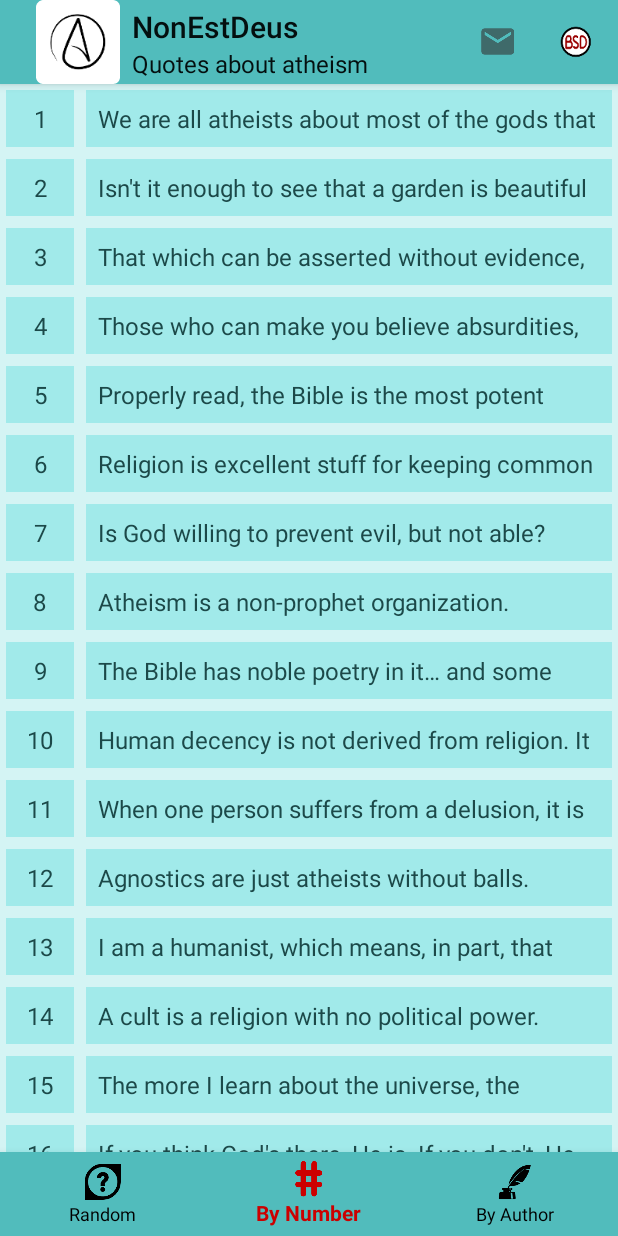
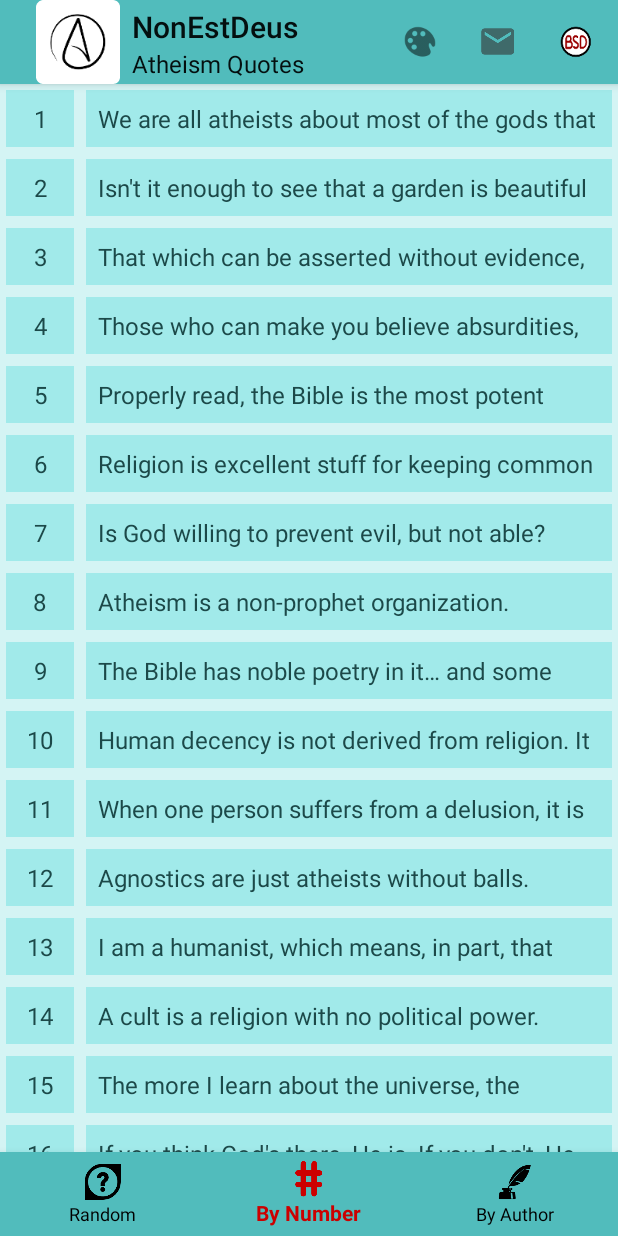
Before and after one commit to PatrickLeonard/NonEstDeus, an Android app: the screen it shows after launch (MainActivity), item 2 of the bottom bar chosen, on a phone screen of 412 x 824 dp. Run offline under Robolectric (Android 15) with nearby library versions, the phone set to English and light mode, and no system bars.

Commit message:
Added color palette swap to menu (including icon), fixed palette spelling (finally)

```diff
--- a/app/src/main/AndroidManifest.xml
+++ b/app/src/main/AndroidManifest.xml
@@ -11,7 +11,8 @@
         android:theme="@style/AppTheme">
         <activity
             android:name=".MainActivity"
-            android:label="@string/app_name">
+            android:label="@string/app_name"
+            android:configChanges="orientation|screenSize">
             <intent-filter>
                 <action android:name="android.intent.action.MAIN" />
                 <category android:name="android.intent.category.LAUNCHER" />
--- a/app/src/main/java/com/nonestdeus/patrickaleonard/nonestdeus/MainActivity.java
+++ b/app/src/main/java/com/nonestdeus/patrickaleonard/nonestdeus/MainActivity.java
@@ -15,7 +15,7 @@ import android.widget.Toast;
 import com.nonestdeus.patrickaleonard.nonestdeus.fragments.LicenseFragment;
 import com.nonestdeus.patrickaleonard.nonestdeus.fragments.QuoteFragment;
 import com.nonestdeus.patrickaleonard.nonestdeus.fragments.QuoteListFragment;
-import com.nonestdeus.patrickaleonard.nonestdeus.palletWheel.PalletWheel;
+import com.nonestdeus.patrickaleonard.nonestdeus.palletWheel.PaletteWheel;
 import com.nonestdeus.patrickaleonard.nonestdeus.quotes.Quote;
 import com.nonestdeus.patrickaleonard.nonestdeus.quotes.QuoteBook;
 
@@ -70,7 +70,7 @@ public class MainActivity extends AppCompatActivity implements QuoteListFragment
     protected void onCreate(Bundle savedInstanceState) {
         super.onCreate(savedInstanceState);
         setContentView(R.layout.activity_main);
-        PalletWheel.setPallet(this.getBaseContext());
+        PaletteWheel.setPallet(this.getBaseContext());
         setToolBar();
         setBottomNavigation();
         mFragmentManager = getSupportFragmentManager();
@@ -90,26 +90,26 @@ public class MainActivity extends AppCompatActivity implements QuoteListFragment
 
     private void setBottomNavigation() {
         mBottomNavigationView = findViewById(R.id.navigation);
-        mBottomNavigationView.setBackgroundColor(PalletWheel.getPallet(this).getBarBackgroundColorID());
-        //mBottomNavigationView.setItemIconTintList(ColorStateList.valueOf(PalletWheel.getColor()));
-        //mBottomNavigationView.setItemTextColor(ColorStateList.valueOf(PalletWheel.getColor()));
+        mBottomNavigationView.setBackgroundColor(PaletteWheel.getPallet(this).getBarBackgroundColorID());
+        //mBottomNavigationView.setItemIconTintList(ColorStateList.valueOf(PaletteWheel.getColor()));
+        //mBottomNavigationView.setItemTextColor(ColorStateList.valueOf(PaletteWheel.getColor()));
         mBottomNavigationView.setOnNavigationItemSelectedListener(mOnNavigationItemSelectedListener);
     }
 
     private void setToolBar() {
         android.support.v7.widget.Toolbar toolbar = findViewById(R.id.my_awesome_toolbar);
-        toolbar.setBackgroundColor(PalletWheel.getPallet(this.getBaseContext()).getBarBackgroundColorID());
-        toolbar.setTitleTextColor(PalletWheel.getPallet(this.getBaseContext()).getTitleTextColor());
+        toolbar.setBackgroundColor(PaletteWheel.getPallet(this.getBaseContext()).getBarBackgroundColorID());
+        toolbar.setTitleTextColor(PaletteWheel.getPallet(this.getBaseContext()).getTitleTextColor());
         toolbar.setSubtitle(R.string.actionbar_subtitle);
-        toolbar.setSubtitleTextColor(PalletWheel.getPallet(this.getBaseContext()).getTitleTextColor());
+        toolbar.setSubtitleTextColor(PaletteWheel.getPallet(this.getBaseContext()).getTitleTextColor());
         setSupportActionBar(toolbar);
     }
 
     private void setColorPalette () {
         setToolBar();
-        mBottomNavigationView.setBackgroundColor(PalletWheel.getPallet(this).getBarBackgroundColorID());
-        //mBottomNavigationView.setItemIconTintList(ColorStateList.valueOf(PalletWheel.getColor()));
-        //mBottomNavigationView.setItemTextColor(ColorStateList.valueOf(PalletWheel.getColor()));
+        mBottomNavigationView.setBackgroundColor(PaletteWheel.getPallet(this).getBarBackgroundColorID());
+        //mBottomNavigationView.setItemIconTintList(ColorStateList.valueOf(PaletteWheel.getColor()));
+        //mBottomNavigationView.setItemTextColor(ColorStateList.valueOf(PaletteWheel.getColor()));
         //mBottomNavigationView.setItemTextAppearanceActive(R.style.TextAppearance_AppCompat_Inverse);
     }
 
@@ -129,6 +129,9 @@ public class MainActivity extends AppCompatActivity implements QuoteListFragment
                 return true;
             case R.id.menu_send_feedback:
                 sendFeedback();
+                return true;
+            case R.id.menu_palette_swap:
+                recreate();
                 return true;
             default:
                 return super.onOptionsItemSelected(item);
--- a/app/src/main/java/com/nonestdeus/patrickaleonard/nonestdeus/fragments/LicenseFragment.java
+++ b/app/src/main/java/com/nonestdeus/patrickaleonard/nonestdeus/fragments/LicenseFragment.java
@@ -9,7 +9,7 @@ import android.view.ViewGroup;
 import android.widget.RelativeLayout;
 import android.widget.TextView;
 
-import com.nonestdeus.patrickaleonard.nonestdeus.palletWheel.PalletWheel;
+import com.nonestdeus.patrickaleonard.nonestdeus.palletWheel.PaletteWheel;
 import com.nonestdeus.patrickaleonard.nonestdeus.MainActivity;
 import com.nonestdeus.patrickaleonard.nonestdeus.R;
 
@@ -40,9 +40,9 @@ public class LicenseFragment extends Fragment {
         View view = inflater.inflate(R.layout.license_fragment,container,false);
         TextView textView = view.findViewById(R.id.message);
         textView.setText(String.format(Locale.getDefault(),getString(R.string.license),MainActivity.APP_VERSION));
-        textView.setTextColor(PalletWheel.getPallet(getActivity()).getQuoteTextColor());
+        textView.setTextColor(PaletteWheel.getPallet(getActivity()).getQuoteTextColor());
         RelativeLayout relativeLayout = view.findViewById(R.id.licenseLayout);
-        relativeLayout.setBackgroundColor(PalletWheel.getPallet(getActivity()).getQuoteBackgroundColor());
+        relativeLayout.setBackgroundColor(PaletteWheel.getPallet(getActivity()).getQuoteBackgroundColor());
         return view;
     }
 }
--- a/app/src/main/java/com/nonestdeus/patrickaleonard/nonestdeus/fragments/QuoteFragment.java
+++ b/app/src/main/java/com/nonestdeus/patrickaleonard/nonestdeus/fragments/QuoteFragment.java
@@ -14,7 +14,7 @@ import android.widget.RelativeLayout;
 import android.widget.TextView;
 import android.widget.Toast;
 
-import com.nonestdeus.patrickaleonard.nonestdeus.palletWheel.PalletWheel;
+import com.nonestdeus.patrickaleonard.nonestdeus.palletWheel.PaletteWheel;
 import com.nonestdeus.patrickaleonard.nonestdeus.quotes.Quote;
 import com.nonestdeus.patrickaleonard.nonestdeus.R;
 
@@ -94,9 +94,9 @@ public class QuoteFragment extends Fragment {
             String quoteNum = "#" + getArguments().getInt(Quote.ARG_QUOTE_NUM, 0);
             mQuoteNumText.setText(quoteNum);
         }
-        //Get a random color in from the PalletWheel and set to background
-        mRelativeLayout.setBackgroundColor(PalletWheel.getPallet(getActivity()).getQuoteBackgroundColor());
-        int quoteTextColor = PalletWheel.getPallet(getActivity()).getQuoteTextColor();
+        //Get a random color in from the PaletteWheel and set to background
+        mRelativeLayout.setBackgroundColor(PaletteWheel.getPallet(getActivity()).getQuoteBackgroundColor());
+        int quoteTextColor = PaletteWheel.getPallet(getActivity()).getQuoteTextColor();
         mQuoteText.setTextColor(quoteTextColor);
         mQuoteNumText.setTextColor(quoteTextColor);
         mQuoteAuthorText.setTextColor(quoteTextColor);
--- a/app/src/main/java/com/nonestdeus/patrickaleonard/nonestdeus/fragments/QuoteListFragment.java
+++ b/app/src/main/java/com/nonestdeus/patrickaleonard/nonestdeus/fragments/QuoteListFragment.java
@@ -11,7 +11,7 @@ import android.view.LayoutInflater;
 import android.view.View;
 import android.view.ViewGroup;
 
-import com.nonestdeus.patrickaleonard.nonestdeus.palletWheel.PalletWheel;
+import com.nonestdeus.patrickaleonard.nonestdeus.palletWheel.PaletteWheel;
 import com.nonestdeus.patrickaleonard.nonestdeus.quotes.Quote;
 import com.nonestdeus.patrickaleonard.nonestdeus.quotes.QuoteBook;
 import com.nonestdeus.patrickaleonard.nonestdeus.adapters.QuoteRecyclerViewAdapter;
@@ -76,9 +76,9 @@ public class QuoteListFragment extends Fragment {
                 recyclerView.setLayoutManager(new GridLayoutManager(context, mColumnCount));
             }
             recyclerView.setAdapter(new QuoteRecyclerViewAdapter(QuoteBook.getQuoteList(getContext(),mSortBy),mListener,mSortBy,
-                    PalletWheel.getPallet(getActivity()).getListItemBackgroundColor(),
-                    PalletWheel.getPallet(getActivity()).getQuoteTextColor()));
-            recyclerView.setBackgroundColor(PalletWheel.getPallet(getActivity()).getQuoteBackgroundColor());
+                    PaletteWheel.getPallet(getActivity()).getListItemBackgroundColor(),
+                    PaletteWheel.getPallet(getActivity()).getQuoteTextColor()));
+            recyclerView.setBackgroundColor(PaletteWheel.getPallet(getActivity()).getQuoteBackgroundColor());
         }
         return view;
     }
--- a/app/src/main/java/com/nonestdeus/patrickaleonard/nonestdeus/palletWheel/ColorPallet.java
+++ b/app/src/main/java/com/nonestdeus/patrickaleonard/nonestdeus/palletWheel/ColorPalette.java
@@ -1,6 +1,6 @@
 package com.nonestdeus.patrickaleonard.nonestdeus.palletWheel;
 
-public class ColorPallet {
+public class ColorPalette {
 
     private int mTitleTextColorID;
     private int mBarBackgroundColorID;
@@ -48,7 +48,7 @@ public class ColorPallet {
         this.mListItemBackgroundColorID = mListItemBackgroundColor;
     }
 
-    public ColorPallet(int mTitleTextColor, int mBarBackgroundColor, int mQuoteTextColor, int mQuoteBackgroundColor, int mListItemBackgroundColor) {
+    public ColorPalette(int mTitleTextColor, int mBarBackgroundColor, int mQuoteTextColor, int mQuoteBackgroundColor, int mListItemBackgroundColor) {
         this.mTitleTextColorID = mTitleTextColor;
         this.mBarBackgroundColorID = mBarBackgroundColor;
         this.mQuoteTextColorID = mQuoteTextColor;
--- a/app/src/main/java/com/nonestdeus/patrickaleonard/nonestdeus/palletWheel/PalletWheel.java
+++ b/app/src/main/java/com/nonestdeus/patrickaleonard/nonestdeus/palletWheel/PaletteWheel.java
@@ -11,27 +11,29 @@ import java.util.Random;
 /**
  * Created by Patrick A Leonard on 7/21/2015.
  */
-public class PalletWheel {
+public class PaletteWheel {
 
     //Member variables (properties about the object)
+    //String arrays that hold the related color values
     static private int[] nPallets = { R.array.red_fuzz_smoke_storm,
-            R.array.azure_black_sea_serpent, R.array.platinum_pastel_power_burgundy
+            R.array.azure_black_sea_serpent, R.array.platinum_pastel_power_burgundy,
+            R.array.mantis_mint_tea_apple,R.array.grey_redwood_taupe_raisin
     };
     static private Random nRandom = new Random();
     static private int lastPallet = -1;
-    static private ColorPallet colorPallet;
-    static public ColorPallet getPallet(Context context) {
-        if(PalletWheel.colorPallet == null) {
+    static private ColorPalette colorPalette;
+    static public ColorPalette getPallet(Context context) {
+        if(PaletteWheel.colorPalette == null) {
             setPallet(context);
         }
-        return PalletWheel.colorPallet;
+        return PaletteWheel.colorPalette;
     }
     /**
      * Retrieves a random integer used to determine te displayed color pallet
      */
     static public void setPallet(Context context) {
-        ColorPallet colorPallet;
-        Log.println(Log.DEBUG,"PalletWheel","Finding random int");
+        ColorPalette colorPalette;
+        Log.println(Log.DEBUG,"PaletteWheel","Finding random int");
         int randomInt;
         //Get a random integer based on the size of the nPallets array without repeating the last number
         do {
@@ -40,9 +42,9 @@ public class PalletWheel {
         int palletStringArrayID = nPallets[randomInt];
         lastPallet = randomInt;
         String[] palletStringArray = context.getResources().getStringArray(palletStringArrayID);
-        colorPallet = new ColorPallet(Color.parseColor(palletStringArray[0]) ,
+        colorPalette = new ColorPalette(Color.parseColor(palletStringArray[0]) ,
                 Color.parseColor(palletStringArray[1]), Color.parseColor(palletStringArray[2]),
                 Color.parseColor(palletStringArray[3]),Color.parseColor(palletStringArray[4]));
-        PalletWheel.colorPallet = colorPallet;
+        PaletteWheel.colorPalette = colorPalette;
     }
 }
--- a/app/src/main/res/layout/license_fragment.xml
+++ b/app/src/main/res/layout/license_fragment.xml
@@ -12,7 +12,7 @@
         android:id="@+id/message"
         android:layout_width="match_parent"
         android:layout_height="match_parent"
-        android:layout_marginTop="?attr/actionBarSize"
+        android:paddingTop="@dimen/activity_vertical_margin"
         android:textSize="18sp"
         android:textIsSelectable="true"/>
 
--- a/app/src/main/res/menu/menu.xml
+++ b/app/src/main/res/menu/menu.xml
@@ -1,6 +1,11 @@
 <?xml version="1.0" encoding="utf-8"?>
 <menu xmlns:android="http://schemas.android.com/apk/res/android"
     xmlns:app="http://schemas.android.com/apk/res-auto">
+    <item
+        android:id="@+id/menu_palette_swap"
+        android:icon="@mipmap/ic_color_palette"
+        app:showAsAction="ifRoom|withText"
+        android:title="@string/change_color_palette" />
     <item
         android:id="@+id/menu_send_feedback"
         android:icon="@drawable/ic_feedback"
--- a/app/src/main/res/values/strings.xml
+++ b/app/src/main/res/values/strings.xml
@@ -189,7 +189,8 @@
     <string name="wozniak_quote_1">I am also atheist or agnostic (I don\'t even know the difference). I\'ve never been to church and prefer to think for myself.</string>
     <string name="error_occurred">Some error occurred. Please try again.</string>
     <string name="license">NonEstDeus App. Ver. %s \n\nCopyright © 2018, Patrick Leonard\n\nThis software is provided \'as is\' and without any express or implied warranties, including, but no limited to, the implied warranties of merchantability and fitness for a particular purpose are disclaimed.\n\nNonEstDeus is an open source project. The source code for NonEstDeus can be found, with license, on Github:\nhttps://github.com/PatrickLeonard/NonEstDeus</string>
-    <string name="actionbar_subtitle">Quotes about atheism</string>
+    <string name="actionbar_subtitle">Atheism Quotes</string>
+    <string name="change_color_palette">Change colors</string>
 
     <string-array name="red_fuzz_smoke_storm">
         <!--Title Text Color-->
@@ -230,4 +231,30 @@
         <item>#CDCDCD</item>
     </string-array>
 
+    <string-array name="mantis_mint_tea_apple">
+        <!--Title Text Color-->
+        <item>#337733</item>
+        <!--Toolbar/Navigation Bar Background Color-->
+        <item>#B2D89E</item>
+        <!--Quote Text Color-->
+        <item>#009900</item>
+        <!--Quote Background Color-->
+        <item>#CAEFB6</item>
+        <!--List Fragment Item Background Color-->
+        <item>#9DE577</item>
+    </string-array>
+
+    <string-array name="grey_redwood_taupe_raisin">
+        <!--Title Text Color-->
+        <item>#9B5852</item>
+        <!--Toolbar/Navigation Bar Background Color-->
+        <item>#D7CDCC</item>
+        <!--Quote Text Color-->
+        <item>#2B1D1C</item>
+        <!--Quote Background Color-->
+        <item>#705B59</item>
+        <!--List Fragment Item Background Color-->
+        <item>#FFFFFF</item>
+    </string-array>
+
 </resources>
```
Also changed, not shown: app/src/main/res/mipmap-hdpi/ic_color_palette.png (added), app/src/main/res/mipmap-mdpi/ic_color_palette.png (added), app/src/main/res/mipmap-xhdpi/ic_color_palette.png (added), app/src/main/res/mipmap-xxhdpi/ic_color_palette.png (added), app/src/main/res/mipmap-xxxhdpi/ic_color_palette.png (added).
